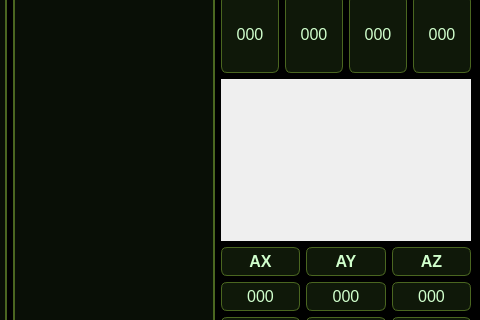
tadeomendelevich/BalancinQT, file mainwindow.ui: the form before one commit; both pictures show x 716 to 1196 and y 451 to 771 of the 1196 by 928 pixel window.
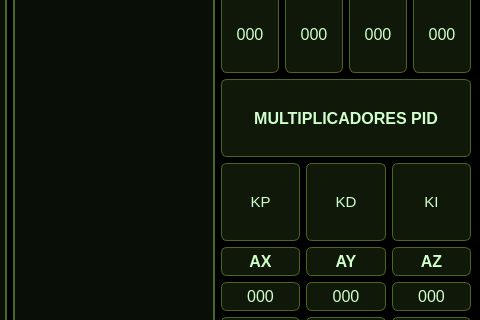
The form after the commit. Icons and pictures are not drawn. Custom widgets are drawn as their Qt base class.

```diff
--- a/mainwindow.ui
+++ b/mainwindow.ui
@@ -803,23 +803,73 @@
          </layout>
         </item>
         <item>
-         <widget class="QChartView" name="positionWidget" native="true">
-          <property name="minimumSize">
-           <size>
-            <width>200</width>
-            <height>50</height>
-           </size>
-          </property>
-          <property name="baseSize">
-           <size>
-            <width>300</width>
-            <height>300</height>
-           </size>
-          </property>
-          <property name="autoFillBackground">
-           <bool>true</bool>
-          </property>
-         </widget>
+         <layout class="QVBoxLayout" name="verticalLayout_13">
+          <item>
+           <widget class="QLabel" name="label_PID">
+            <property name="font">
+             <font>
+              <pointsize>12</pointsize>
+              <bold>true</bold>
+             </font>
+            </property>
+            <property name="text">
+             <string>MULTIPLICADORES PID</string>
+            </property>
+            <property name="alignment">
+             <set>Qt::AlignCenter</set>
+            </property>
+           </widget>
+          </item>
+          <item>
+           <layout class="QHBoxLayout" name="horizontalLayout_15">
+            <item>
+             <widget class="QLabel" name="label_KP">
+              <property name="font">
+               <font>
+                <pointsize>11</pointsize>
+               </font>
+              </property>
+              <property name="text">
+               <string>KP</string>
+              </property>
+              <property name="alignment">
+               <set>Qt::AlignCenter</set>
+              </property>
+             </widget>
+            </item>
+            <item>
+             <widget class="QLabel" name="label_KD">
+              <property name="font">
+               <font>
+                <pointsize>11</pointsize>
+               </font>
+              </property>
+              <property name="text">
+               <string>KD</string>
+              </property>
+              <property name="alignment">
+               <set>Qt::AlignCenter</set>
+              </property>
+             </widget>
+            </item>
+            <item>
+             <widget class="QLabel" name="label_KI">
+              <property name="font">
+               <font>
+                <pointsize>11</pointsize>
+               </font>
+              </property>
+              <property name="text">
+               <string>KI</string>
+              </property>
+              <property name="alignment">
+               <set>Qt::AlignCenter</set>
+              </property>
+             </widget>
+            </item>
+           </layout>
+          </item>
+         </layout>
         </item>
         <item>
          <layout class="QVBoxLayout" name="verticalLayout_4" stretch="0">
```
